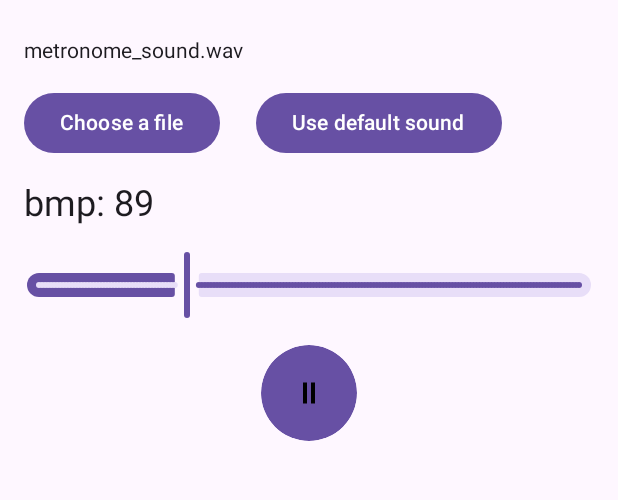
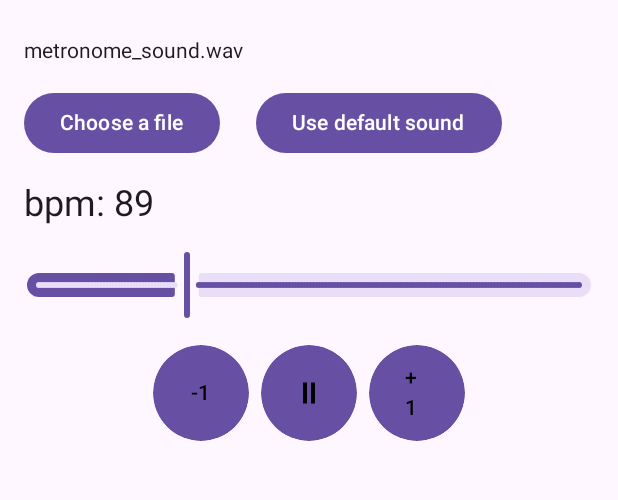
Before and after one commit to commanderpepper/Customnome, an Android app built with Jetpack Compose: the screen it shows after launch (MainActivity), on a phone screen of 412 x 824 dp, the part 69-569 px from its top. Run offline under Robolectric (Android 15) with nearby library versions, the phone set to English and light mode, and no system bars.

Commit message:
Added two buttons for more fine grain BPM control

```diff
--- a/feature-metronome/src/main/java/commanderpepper/featuremetronome/MetronomeScreen.kt
+++ b/feature-metronome/src/main/java/commanderpepper/featuremetronome/MetronomeScreen.kt
@@ -21,9 +21,9 @@ import androidx.compose.runtime.Composable
 import androidx.compose.runtime.DisposableEffect
 import androidx.compose.runtime.LaunchedEffect
 import androidx.compose.runtime.collectAsState
-import androidx.compose.ui.Alignment
 import androidx.compose.ui.Modifier
 import androidx.compose.ui.draw.clip
+import androidx.compose.ui.graphics.Color
 import androidx.compose.ui.layout.ContentScale
 import androidx.compose.ui.platform.LocalContext
 import androidx.compose.ui.res.painterResource
@@ -93,6 +93,8 @@ fun MetronomeScreen(
         onPause = viewModel::pausePlayer,
         onFileSelected = viewModel::setUri,
         onDefault = viewModel::setToDefault,
+        onMinus = viewModel::decreaseBPM,
+        onPlus = viewModel::increaseBPM,
         fileName = fileName.value,
         onValueChange = { slider ->
             viewModel.updateBPM(slider)
@@ -109,7 +111,9 @@ fun MetronomeScreen(
     onValueChange: (Float) -> Unit,
     onPlay: () -> Unit,
     onPause: () -> Unit,
-    onDefault: () -> Unit
+    onDefault: () -> Unit,
+    onPlus: () -> Unit,
+    onMinus: () -> Unit,
 ) {
     Column(modifier = modifier.fillMaxSize()) {
         val localContext = LocalContext.current
@@ -152,20 +156,29 @@ fun MetronomeScreen(
         PlayerControls(
             isPlaying = isPlaying,
             onPlay = onPlay,
-            onPause = onPause
+            onPause = onPause,
+            onPlus = onPlus,
+            onMinus = onMinus
         )
     }
 }
 
 @Composable
-fun PlayerControls(isPlaying: Boolean, onPlay: () -> Unit, onPause: () -> Unit) {
-    Column(
-        modifier = Modifier
-            .fillMaxWidth()
+fun PlayerControls(isPlaying: Boolean, onMinus: () -> Unit, onPlus: () -> Unit, onPlay: () -> Unit, onPause: () -> Unit) {
+    Row(
+        modifier = Modifier.fillMaxWidth()
             .padding(vertical = 8.dp, horizontal = 16.dp),
-        horizontalAlignment = Alignment.CenterHorizontally,
-        verticalArrangement = Arrangement.Center
-    ) {
+        horizontalArrangement = Arrangement.Center
+    ){
+        Button(
+            modifier = Modifier
+                .padding(horizontal = 8.dp)
+                .size(64.dp)
+                .clip(CircleShape),
+            onClick = onMinus
+        ) {
+            Text("-1", color = Color.Black)
+        }
         Button(
             modifier = Modifier
                 .size(64.dp)
@@ -185,6 +198,15 @@ fun PlayerControls(isPlaying: Boolean, onPlay: () -> Unit, onPause: () -> Unit)
                 contentDescription = "Play"
             )
         }
+        Button(
+            modifier = Modifier
+                .padding(horizontal = 8.dp)
+                .size(64.dp)
+                .clip(CircleShape),
+            onClick = onPlus
+        ) {
+            Text("+1", color = Color.Black)
+        }
     }
 }
 
@@ -199,6 +221,8 @@ fun MetronomeScreenPreview() {
         onPlay = {},
         onPause = {},
         onDefault = {},
+        onPlus = {},
+        onMinus = {},
         onFileSelected = {})
 }
 
--- a/feature-metronome/src/main/java/commanderpepper/featuremetronome/MetronomeViewModel.kt
+++ b/feature-metronome/src/main/java/commanderpepper/featuremetronome/MetronomeViewModel.kt
@@ -24,7 +24,7 @@ class MetronomeViewModel(private val uriRetriever: URIRetriever): ViewModel() {
     private val _fileName = MutableStateFlow("")
     val fileName = _fileName.asStateFlow()
 
-    private val _uiState = MutableStateFlow(MetronomeScreenUIState(metronomeUIState = MetronomeUIState(beatsPerMinute = "bmp: 89", value = 89f)))
+    private val _uiState = MutableStateFlow(MetronomeScreenUIState(metronomeUIState = MetronomeUIState(beatsPerMinute = "bpm: 89", value = 89f)))
     val uiState = _uiState.asStateFlow()
 
     private val _playerState = MutableStateFlow<ExoPlayer?>(null)
@@ -107,6 +107,16 @@ class MetronomeViewModel(private val uriRetriever: URIRetriever): ViewModel() {
         _isPlaying.value = false
     }
 
+    fun increaseBPM(){
+        val increasedBPM = _uiState.value.metronomeUIState.value + 1
+        updateBPM(increasedBPM)
+    }
+
+    fun decreaseBPM(){
+        val decreasedBPM = _uiState.value.metronomeUIState.value - 1
+        updateBPM(decreasedBPM)
+    }
+
     private fun handleError(error: PlaybackException) {
         when (error.errorCode) {
             PlaybackException.ERROR_CODE_IO_FILE_NOT_FOUND -> {
```
